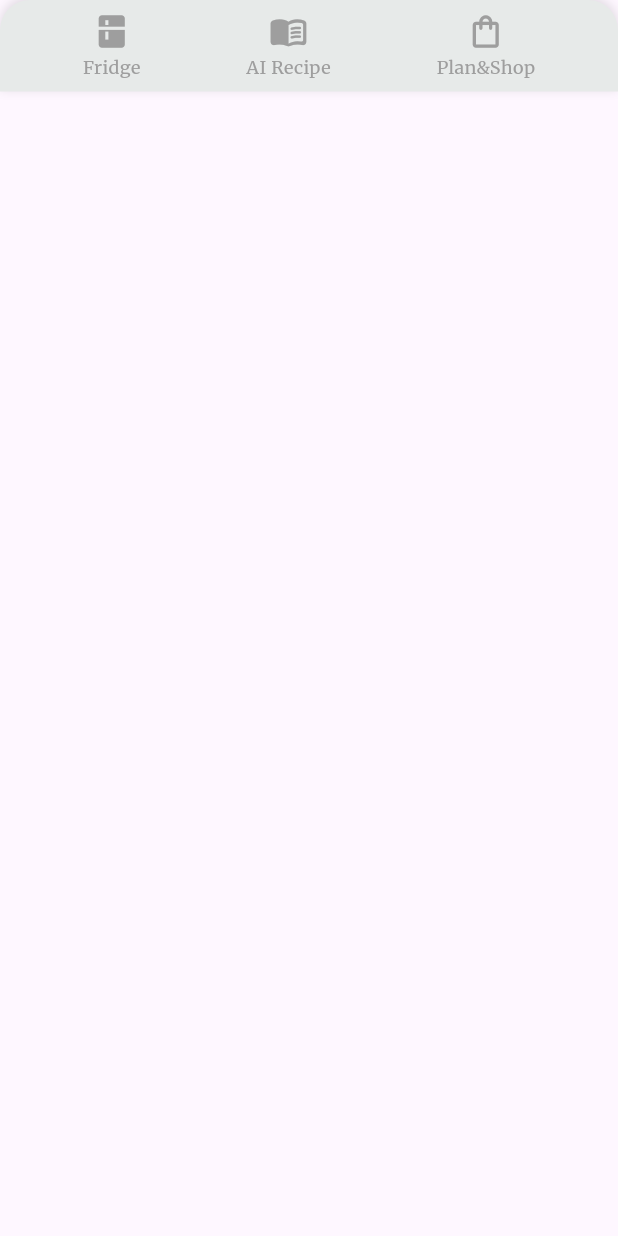
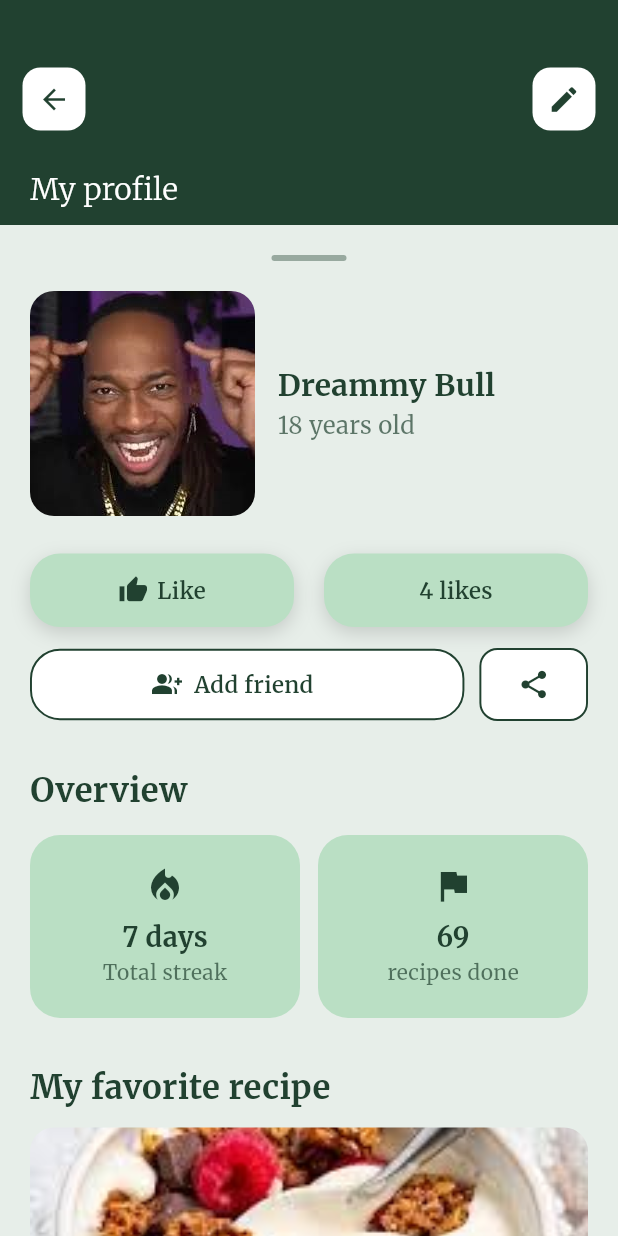
Before and after one commit to chientran2311/Fridge-to-fork-assistant, a Flutter app: the BottomNav widget shown alone on an empty page, opened directly with empty values, after a tap on "Fridge", on a phone screen of 412 x 824 dp. Run offline on Flutter 3.47's test engine with Material 3 defaults, Android fonts, the phone set to English and light mode, and no system bars; our stand-ins replace google_fonts.

Commit message:
myprofileUI

```diff
--- a/lib/screens/auth/login.dart
+++ b/lib/screens/auth/login.dart
@@ -41,7 +41,7 @@ class LoginScreen extends StatelessWidget {
     Navigator.push(
       context,
       MaterialPageRoute(
-        builder: (context) =>  AiRecipeScreen(),
+        builder: (context) =>  const AiRecipeScreen(),
       ),
     );
   },
--- a/lib/screens/profile/myprofile.dart
+++ b/lib/screens/profile/myprofile.dart
@@ -0,0 +1,391 @@
+import 'package:flutter/material.dart';
+
+class ProfileScreen extends StatelessWidget {
+  final Color cardColor = const Color(0xFFE7EEE9);
+  final Color textColor = const Color(0xFF214130);
+
+  const ProfileScreen({super.key});
+
+  @override
+  Widget build(BuildContext context) {
+    return Scaffold(
+      backgroundColor: cardColor,
+      body: SingleChildScrollView(
+        child: Column(
+          crossAxisAlignment: CrossAxisAlignment.start,
+          children: [
+            // ===========================
+            // HEADER
+            // ===========================
+            Container(
+              height: 150,
+              width: double.infinity,
+              decoration: BoxDecoration(
+                color: textColor,
+              ),
+              child: Stack(
+                children: [
+                  // Nút Back
+                  Positioned(
+                    top: 45,
+                    left: 15,
+                    child: _rectangleBtn(Icons.arrow_back, textColor),
+                  ),
+
+                  // Nút Edit
+                  Positioned(
+                    top: 45,
+                    right: 15,
+                    child: _rectangleBtn(Icons.edit, textColor),
+                  ),
+
+                  // TITLE My profile (chữ trắng, font Merriweather)
+                  Positioned(
+                    top: 112, // đẩy xuống dưới nút back
+                    left: 20,
+                    child: Text(
+                      "My profile",
+                      style: TextStyle(
+                        color: Colors.white,
+                        fontSize: 20,
+                        fontWeight: FontWeight.w300,
+                      ),
+                    ),
+                  ),
+                ],
+              ),
+            ),
+
+            // TITLE
+
+            Container(
+              width: double.infinity,
+              decoration: const BoxDecoration(
+                color: Color(0xFFE7EEE9), // cardColor
+                borderRadius: BorderRadius.only(
+                  topLeft: Radius.circular(12),
+                  topRight: Radius.circular(12),
+                ),
+              ),
+              padding: const EdgeInsets.only(top: 20, bottom: 40),
+              child: Column(
+                crossAxisAlignment: CrossAxisAlignment.start,
+                children: [
+                  // TITLE
+
+                  Center(
+                    child: Container(
+                      width: 50,
+                      height: 4,
+                      decoration: BoxDecoration(
+                        color: textColor.withOpacity(0.4),
+                        borderRadius: const BorderRadius.horizontal(
+                          left: Radius.circular(20),
+                          right: Radius.circular(20),
+                        ),
+                      ),
+                    ),
+                  ),
+
+                  const SizedBox(height: 20),
+
+                  // PROFILE INFO
+                  Padding(
+                    padding: const EdgeInsets.symmetric(horizontal: 20),
+                    child: Row(
+                      children: [
+                        ClipRRect(
+                          borderRadius: BorderRadius.circular(16),
+                          child: Image.asset(
+                            "assets/images/dreammy_bull.png",
+                            width: 150,
+                            height: 150,
+                            fit: BoxFit.cover,
+                          ),
+                        ),
+                        const SizedBox(width: 15),
+                        Column(
+                          crossAxisAlignment: CrossAxisAlignment.start,
+                          children: [
+                            Text(
+                              "Dreammy Bull",
+                              style: TextStyle(
+                                color: textColor,
+                                fontSize: 20,
+                                fontWeight: FontWeight.bold,
+                              ),
+                            ),
+                            Text(
+                              "18 years old",
+                              style: TextStyle(
+                                color: textColor.withOpacity(0.7),
+                                fontSize: 16,
+                              ),
+                            ),
+                          ],
+                        ),
+                      ],
+                    ),
+                  ),
+
+                  const SizedBox(height: 25),
+
+                  // LIKES
+                  Padding(
+                    padding: const EdgeInsets.symmetric(horizontal: 20),
+                    child: Row(
+                      children: [
+                        Expanded(
+                          child: Container(
+                            padding: const EdgeInsets.symmetric(
+                                vertical: 14, horizontal: 18),
+                            decoration: BoxDecoration(
+                              color: const Color.fromARGB(255, 186, 223, 196),
+                              borderRadius: BorderRadius.circular(20),
+                              boxShadow: [
+                                BoxShadow(
+                                  color: Colors.black.withOpacity(0.15),
+                                  blurRadius: 10,
+                                  offset: const Offset(0, 4),
+                                ),
+                              ],
+                            ),
+                            child: Center(
+                              child: _pillButton(Icons.thumb_up, "Like"),
+                            ),
+                          ),
+                        ),
+                        const SizedBox(width: 20),
+                        Expanded(
+                          child: Container(
+                            padding: const EdgeInsets.symmetric(
+                                vertical: 14, horizontal: 18),
+                            decoration: BoxDecoration(
+                              color: const Color.fromARGB(255, 186, 223, 196),
+                              borderRadius: BorderRadius.circular(20),
+                              boxShadow: [
+                                BoxShadow(
+                                  color: Colors.black.withOpacity(0.15),
+                                  blurRadius: 10,
+                                  offset: const Offset(0, 4),
+                                ),
+                              ],
+                            ),
+                            child: Center(
+                              child: _pillButton(null, "4 likes"),
+                            ),
+                          ),
+                        ),
+                      ],
+                    ),
+                  ),
+
+                  const SizedBox(height: 14),
+
+                  // ADD FRIEND & SHARE
+                  Padding(
+                    padding: const EdgeInsets.symmetric(horizontal: 20),
+                    child: Row(
+                      children: [
+                        // ADD FRIEND — chiếm 80%
+                        Expanded(
+                          flex: 8,
+                          child: _borderButton(Icons.group_add, "Add friend"),
+                        ),
+
+                        const SizedBox(width: 10),
+
+                        // SHARE — chiếm 20%
+                        Expanded(
+                          flex: 2,
+                          child: _borderIconButton(Icons.share),
+                        ),
+                      ],
+                    ),
+                  ),
+
+                  const SizedBox(height: 30),
+
+                  // OVERVIEW TITLE
+                  Padding(
+                    padding: const EdgeInsets.symmetric(horizontal: 20),
+                    child: Text(
+                      "Overview",
+                      style: TextStyle(
+                        color: textColor,
+                        fontSize: 22,
+                        fontWeight: FontWeight.bold,
+                      ),
+                    ),
+                  ),
+
+                  const SizedBox(height: 15),
+
+                  Padding(
+                    padding: const EdgeInsets.symmetric(horizontal: 20),
+                    child: Row(
+                      children: [
+                        _overviewCard(
+                          icon: Icons.local_fire_department,
+                          title: "7 days",
+                          subtitle: "Total streak",
+                        ),
+                        const SizedBox(width: 12),
+                        _overviewCard(
+                          icon: Icons.flag,
+                          title: "69",
+                          subtitle: "recipes done",
+                        ),
+                      ],
+                    ),
+                  ),
+
+                  const SizedBox(height: 30),
+
+                  // FAVORITE TITLE
+                  Padding(
+                    padding: const EdgeInsets.symmetric(horizontal: 20),
+                    child: Text(
+                      "My favorite recipe",
+                      style: TextStyle(
+                        color: textColor,
+                        fontSize: 22,
+                        fontWeight: FontWeight.bold,
+                      ),
+                    ),
+                  ),
+
+                  const SizedBox(height: 12),
+
+                  Padding(
+                    padding: const EdgeInsets.symmetric(horizontal: 20),
+                    child: ClipRRect(
+                      borderRadius: BorderRadius.circular(16),
+                      child: Image.asset(
+                        "assets/images/myrecipe.png",
+                        height: 160,
+                        width: double.infinity,
+                        fit: BoxFit.cover,
+                      ),
+                    ),
+                  ),
+                ],
+              ),
+            ),
+
+            const SizedBox(height: 40),
+          ],
+        ),
+      ),
+    );
+  }
+
+  // ===========================
+  // WIDGETS
+  // ===========================
+
+  Widget _rectangleBtn(IconData icon, Color iconColor) {
+    return Container(
+      padding: const EdgeInsets.all(10),
+      decoration: BoxDecoration(
+        color: Colors.white,
+        borderRadius: BorderRadius.circular(12),
+      ),
+      child: Icon(icon, color: iconColor, size: 22),
+    );
+  }
+
+  Widget _pillButton(IconData? icon, String text) {
+    return Row(
+      mainAxisSize: MainAxisSize.min, // Quan trọng: giúp nội dung nằm đúng giữa
+      children: [
+        if (icon != null) ...[
+          Icon(icon, color: textColor, size: 20),
+          const SizedBox(width: 6),
+        ],
+        Text(
+          text,
+          style: TextStyle(
+            color: textColor,
+            fontSize: 15,
+            fontWeight: FontWeight.w600,
+          ),
+        ),
+      ],
+    );
+  }
+
+  Widget _borderButton(IconData icon, String text) {
+    return Container(
+      padding: const EdgeInsets.symmetric(horizontal: 80, vertical: 12),
+      decoration: BoxDecoration(
+        color: Colors.white,
+        borderRadius: BorderRadius.circular(20),
+        border: Border.all(color: textColor, width: 1.3),
+      ),
+      child: Row(
+        children: [
+          Icon(icon, color: textColor, size: 20),
+          const SizedBox(width: 8),
+          Text(
+            text,
+            style: TextStyle(
+              color: textColor,
+              fontSize: 15,
+              fontWeight: FontWeight.w600,
+            ),
+          ),
+        ],
+      ),
+    );
+  }
+
+  Widget _borderIconButton(IconData icon) {
+    return Container(
+      padding: const EdgeInsets.symmetric(horizontal: 20, vertical: 12),
+      decoration: BoxDecoration(
+        color: Colors.white,
+        borderRadius: BorderRadius.circular(12),
+        border: Border.all(color: textColor, width: 1.3),
+      ),
+      child: Icon(icon, color: textColor, size: 22),
+    );
+  }
+
+  Widget _overviewCard({
+    required IconData icon,
+    required String title,
+    required String subtitle,
+  }) {
+    return Expanded(
+      child: Container(
+        padding: const EdgeInsets.symmetric(vertical: 20),
+        decoration: BoxDecoration(
+          color: const Color.fromARGB(255, 186, 223, 196),
+          borderRadius: BorderRadius.circular(20),
+        ),
+        child: Column(
+          children: [
+            Icon(icon, color: textColor, size: 28),
+            const SizedBox(height: 8),
+            Text(
+              title,
+              style: TextStyle(
+                color: textColor,
+                fontSize: 18,
+                fontWeight: FontWeight.bold,
+              ),
+            ),
+            Text(
+              subtitle,
+              style: TextStyle(
+                color: textColor.withOpacity(0.7),
+                fontSize: 14,
+              ),
+            ),
+          ],
+        ),
+      ),
+    );
+  }
+}
--- a/lib/screens/recipe/ai_recipe.dart
+++ b/lib/screens/recipe/ai_recipe.dart
@@ -61,7 +61,7 @@ class _AiRecipeScreenState extends State<AiRecipeScreen> {
 
             const Spacer(),
 
-            BottomNav(textColor: textColor),
+            const BottomNav(textColor: textColor),
           ],
         ),
       ),
--- a/lib/widgets/recipe/bottom_nav.dart
+++ b/lib/widgets/recipe/bottom_nav.dart
@@ -1,6 +1,6 @@
 import 'package:flutter/material.dart';
 import 'package:google_fonts/google_fonts.dart';
-
+import '../../screens/profile/myprofile.dart';
 class BottomNav extends StatelessWidget {
   final Color textColor;
 
@@ -33,7 +33,15 @@ class BottomNav extends StatelessWidget {
             icon: Icons.kitchen,
             label: "Fridge",
             color: textColor,
-            onTap: () => print("Fridge tapped"),
+            onTap: () {
+                Navigator.push(
+                    context,
+                    MaterialPageRoute(
+                      builder: (context) =>
+                          const ProfileScreen(), // màn detail của cậu
+                    ),
+                  ); // dùng
+            },
           ),
           AnimatedNavButton(
             icon: Icons.menu_book_rounded,
--- a/lib/widgets/recipe/recipe_card.dart
+++ b/lib/widgets/recipe/recipe_card.dart
@@ -10,7 +10,7 @@ class RecipeCard extends StatelessWidget {
 
     return Container(
       decoration: BoxDecoration(
-        color: Color(0xFFE7EEE9),
+        color: const Color(0xFFE7EEE9),
         borderRadius: BorderRadius.circular(14),
       ),
       padding: const EdgeInsets.all(10),
--- a/lib/widgets/recipe/search_bar.dart
+++ b/lib/widgets/recipe/search_bar.dart
@@ -50,7 +50,7 @@ class SearchBarWidget extends StatelessWidget {
               ),
               focusedBorder: OutlineInputBorder(
                 borderRadius: BorderRadius.circular(12),
-                borderSide: BorderSide(
+                borderSide: const BorderSide(
                   color: textColor,
                   width: 1.5,
                 ),
@@ -69,7 +69,7 @@ class SearchBarWidget extends StatelessWidget {
             borderRadius: BorderRadius.circular(12),
             color: textColor.withOpacity(0.1),
           ),
-          child: Icon(Icons.filter_list, size: 22, color: textColor),
+          child: const Icon(Icons.filter_list, size: 22, color: textColor),
         ),
       ],
     );
```
Also changed, not shown: assets/images/dreammy_bull.png (added), assets/images/myrecipe.png (added).
